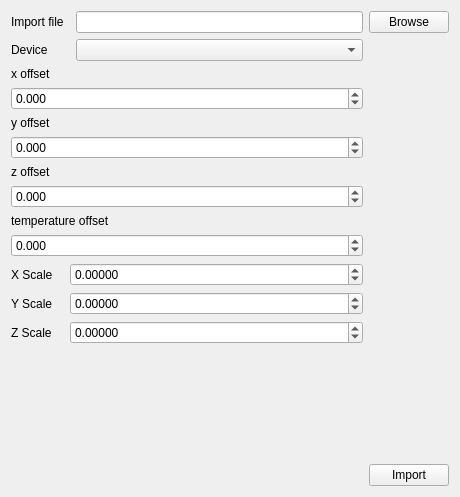
The window that mainwindow.ui (elizandm/tiltTestTool) describes before a commit, drawn with Qt 5.
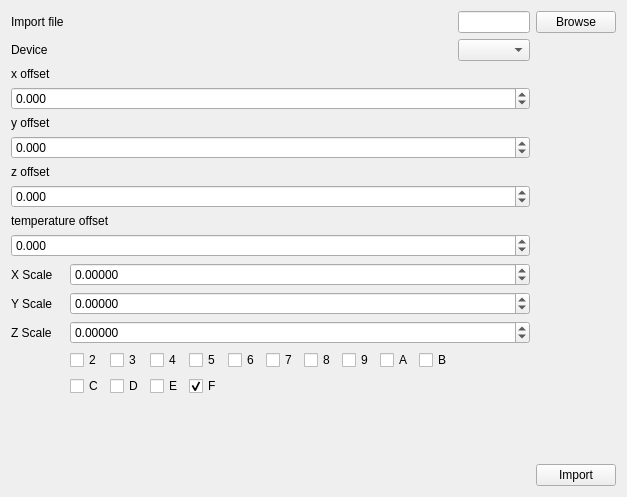
The same window after the commit.

Patch:
```diff
--- a/mainwindow.ui
+++ b/mainwindow.ui
@@ -15,30 +15,7 @@
   </property>
   <widget class="QWidget" name="centralWidget">
    <layout class="QGridLayout" name="gridLayout">
-    <item row="5" column="0" colspan="3">
-     <widget class="QDoubleSpinBox" name="doubleSpinBox_y_offset">
-      <property name="decimals">
-       <number>3</number>
-      </property>
-      <property name="minimum">
-       <double>-10.000000000000000</double>
-      </property>
-      <property name="maximum">
-       <double>10.000000000000000</double>
-      </property>
-      <property name="singleStep">
-       <double>0.050000000000000</double>
-      </property>
-     </widget>
-    </item>
-    <item row="14" column="3">
-     <widget class="QPushButton" name="btn_import">
-      <property name="text">
-       <string>Import</string>
-      </property>
-     </widget>
-    </item>
-    <item row="9" column="0" colspan="3">
+    <item row="9" column="0" colspan="12">
      <widget class="QDoubleSpinBox" name="doubleSpinBox_temp_offset">
       <property name="decimals">
        <number>3</number>
@@ -51,7 +28,30 @@
       </property>
      </widget>
     </item>
-    <item row="7" column="0" colspan="3">
+    <item row="17" column="12">
+     <widget class="QPushButton" name="btn_import">
+      <property name="text">
+       <string>Import</string>
+      </property>
+     </widget>
+    </item>
+    <item row="5" column="0" colspan="12">
+     <widget class="QDoubleSpinBox" name="doubleSpinBox_y_offset">
+      <property name="decimals">
+       <number>3</number>
+      </property>
+      <property name="minimum">
+       <double>-10.000000000000000</double>
+      </property>
+      <property name="maximum">
+       <double>10.000000000000000</double>
+      </property>
+      <property name="singleStep">
+       <double>0.050000000000000</double>
+      </property>
+     </widget>
+    </item>
+    <item row="7" column="0" colspan="12">
      <widget class="QDoubleSpinBox" name="doubleSpinBox_z_offset">
       <property name="decimals">
        <number>3</number>
@@ -67,7 +67,7 @@
       </property>
      </widget>
     </item>
-    <item row="8" column="0" colspan="3">
+    <item row="8" column="0" colspan="12">
      <widget class="QLabel" name="label_5">
       <property name="text">
        <string>temperature offset</string>
@@ -88,6 +88,9 @@
       </property>
      </widget>
     </item>
+    <item row="1" column="11">
+     <widget class="QComboBox" name="comboBox_device"/>
+    </item>
     <item row="0" column="0">
      <widget class="QLabel" name="label">
       <property name="text">
@@ -102,43 +105,26 @@
       </property>
      </widget>
     </item>
-    <item row="3" column="0" colspan="3">
-     <widget class="QDoubleSpinBox" name="doubleSpinBox_x_offset">
-      <property name="decimals">
-       <number>3</number>
-      </property>
-      <property name="minimum">
-       <double>-10.000000000000000</double>
-      </property>
-      <property name="maximum">
-       <double>10.000000000000000</double>
-      </property>
-      <property name="singleStep">
-       <double>0.050000000000000</double>
-      </property>
-     </widget>
-    </item>
-    <item row="1" column="2">
-     <widget class="QComboBox" name="comboBox_device"/>
-    </item>
-    <item row="0" column="2">
+    <item row="0" column="11">
      <widget class="QLineEdit" name="lineEdit_import_file"/>
     </item>
-    <item row="0" column="3">
-     <widget class="QPushButton" name="btn_browse">
-      <property name="text">
-       <string>Browse</string>
+    <item row="3" column="0" colspan="12">
+     <widget class="QDoubleSpinBox" name="doubleSpinBox_x_offset">
+      <property name="decimals">
+       <number>3</number>
       </property>
-     </widget>
-    </item>
-    <item row="4" column="0">
-     <widget class="QLabel" name="label_3">
-      <property name="text">
-       <string>y offset</string>
+      <property name="minimum">
+       <double>-10.000000000000000</double>
       </property>
+      <property name="maximum">
+       <double>10.000000000000000</double>
+      </property>
+      <property name="singleStep">
+       <double>0.050000000000000</double>
+      </property>
      </widget>
     </item>
-    <item row="13" column="0">
+    <item row="16" column="0">
      <spacer name="verticalSpacer">
       <property name="orientation">
        <enum>Qt::Vertical</enum>
@@ -165,6 +151,33 @@
       </property>
      </widget>
     </item>
+    <item row="4" column="0">
+     <widget class="QLabel" name="label_3">
+      <property name="text">
+       <string>y offset</string>
+      </property>
+     </widget>
+    </item>
+    <item row="0" column="12">
+     <widget class="QPushButton" name="btn_browse">
+      <property name="text">
+       <string>Browse</string>
+      </property>
+     </widget>
+    </item>
+    <item row="10" column="1" colspan="11">
+     <widget class="QDoubleSpinBox" name="X_Scale_spin">
+      <property name="decimals">
+       <number>5</number>
+      </property>
+      <property name="minimum">
+       <double>-5.000000000000000</double>
+      </property>
+      <property name="singleStep">
+       <double>0.001000000000000</double>
+      </property>
+     </widget>
+    </item>
     <item row="12" column="0">
      <widget class="QLabel" name="label_9">
       <property name="text">
@@ -172,20 +185,7 @@
       </property>
      </widget>
     </item>
-    <item row="10" column="1" colspan="2">
-     <widget class="QDoubleSpinBox" name="X_Scale_spin">
-      <property name="decimals">
-       <number>5</number>
-      </property>
-      <property name="minimum">
-       <double>-5.000000000000000</double>
-      </property>
-      <property name="singleStep">
-       <double>0.001000000000000</double>
-      </property>
-     </widget>
-    </item>
-    <item row="11" column="1" colspan="2">
+    <item row="11" column="1" colspan="11">
      <widget class="QDoubleSpinBox" name="Y_Scale_Spin">
       <property name="decimals">
        <number>5</number>
@@ -198,7 +198,7 @@
       </property>
      </widget>
     </item>
-    <item row="12" column="1" colspan="2">
+    <item row="12" column="1" colspan="11">
      <widget class="QDoubleSpinBox" name="Z_Scale_Spin">
       <property name="decimals">
        <number>5</number>
@@ -211,6 +211,107 @@
       </property>
      </widget>
     </item>
+    <item row="15" column="3">
+     <widget class="QCheckBox" name="checkBox_E">
+      <property name="text">
+       <string>E</string>
+      </property>
+     </widget>
+    </item>
+    <item row="15" column="4">
+     <widget class="QCheckBox" name="checkBox_F">
+      <property name="text">
+       <string>F</string>
+      </property>
+      <property name="checked">
+       <bool>true</bool>
+      </property>
+     </widget>
+    </item>
+    <item row="14" column="2">
+     <widget class="QCheckBox" name="checkBox_3">
+      <property name="text">
+       <string>3</string>
+      </property>
+     </widget>
+    </item>
+    <item row="14" column="5">
+     <widget class="QCheckBox" name="checkBox_6">
+      <property name="text">
+       <string>6</string>
+      </property>
+     </widget>
+    </item>
+    <item row="14" column="4">
+     <widget class="QCheckBox" name="checkBox_5">
+      <property name="text">
+       <string>5</string>
+      </property>
+     </widget>
+    </item>
+    <item row="15" column="1">
+     <widget class="QCheckBox" name="checkBox_C">
+      <property name="text">
+       <string>C</string>
+      </property>
+     </widget>
+    </item>
+    <item row="14" column="10">
+     <widget class="QCheckBox" name="checkBox_B">
+      <property name="text">
+       <string>B</string>
+      </property>
+     </widget>
+    </item>
+    <item row="14" column="1">
+     <widget class="QCheckBox" name="checkBox_2">
+      <property name="text">
+       <string>2</string>
+      </property>
+     </widget>
+    </item>
+    <item row="14" column="8">
+     <widget class="QCheckBox" name="checkBox_9">
+      <property name="text">
+       <string>9</string>
+      </property>
+     </widget>
+    </item>
+    <item row="14" column="9">
+     <widget class="QCheckBox" name="checkBox_A">
+      <property name="text">
+       <string>A</string>
+      </property>
+     </widget>
+    </item>
+    <item row="14" column="7">
+     <widget class="QCheckBox" name="checkBox_8">
+      <property name="text">
+       <string>8</string>
+      </property>
+     </widget>
+    </item>
+    <item row="14" column="6">
+     <widget class="QCheckBox" name="checkBox_7">
+      <property name="text">
+       <string>7</string>
+      </property>
+     </widget>
+    </item>
+    <item row="15" column="2">
+     <widget class="QCheckBox" name="checkBox_D">
+      <property name="text">
+       <string>D</string>
+      </property>
+     </widget>
+    </item>
+    <item row="14" column="3">
+     <widget class="QCheckBox" name="checkBox_4">
+      <property name="text">
+       <string>4</string>
+      </property>
+     </widget>
+    </item>
    </layout>
   </widget>
  </widget>
```
